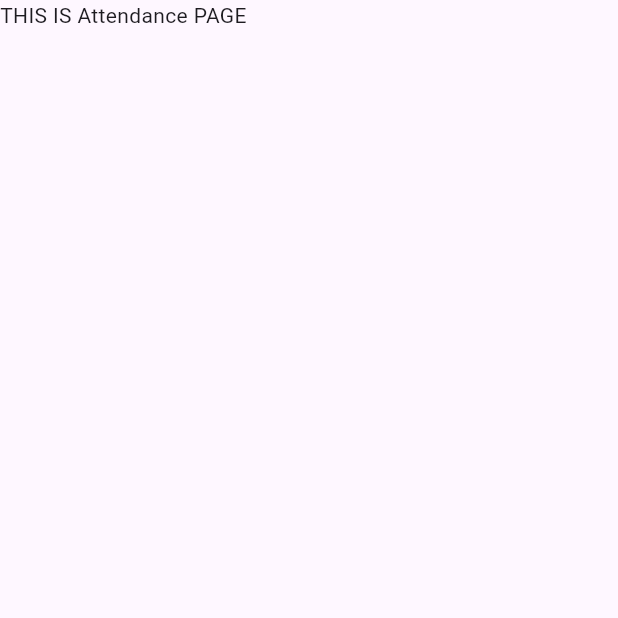
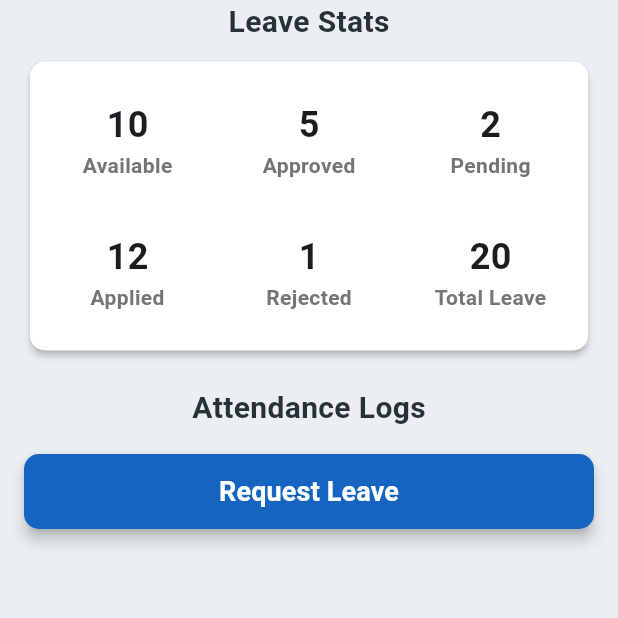
Before and after one commit to Jeswin-J/GeoAttendanceSystem, a Flutter app: the AttendanceScreen screen opened directly, on a phone screen of 412 x 824 dp, the top half of it. Run offline on Flutter 3.47's test engine with Material 3 defaults, Android fonts, the phone set to English and light mode, and no system bars; our stand-ins replace flutter_local_notifications, flutter_map, geolocator, get, iconsax, latlong2 and 3 more; missing offline and left inert: app_settings; accounts and stored records are empty; generated files the repository leaves out were written again.

Commit message:
started attendance page UI

```diff
--- a/client/mobile/mobile_app/lib/src/screens/attendance/attendance_screen.dart
+++ b/client/mobile/mobile_app/lib/src/screens/attendance/attendance_screen.dart
@@ -1,12 +1,79 @@
 import 'package:flutter/material.dart';
+import '../../widgets/button.dart';
+import '../../widgets/leave_stats.dart';
 
 class AttendanceScreen extends StatelessWidget {
   const AttendanceScreen({super.key});
 
   @override
   Widget build(BuildContext context) {
-    return const Scaffold(
-      body: Text("THIS IS Attendance PAGE"),
+    return Scaffold(
+      backgroundColor: Colors.blueGrey.shade50,
+      body: Padding(
+        padding: const EdgeInsets.symmetric(horizontal: 16.0), // Consistent side padding
+        child: Column(
+          children: [
+            // Leave Stats Title aligned to the left
+            Row(
+              mainAxisAlignment: MainAxisAlignment.center,
+              children: [
+                Text(
+                  'Leave Stats',
+                  style: TextStyle(
+                    fontSize: 20, // Font size for the title
+                    color: Colors.blueGrey[900],
+                    fontWeight: FontWeight.bold,
+                  ),
+                ),
+              ],
+            ),
+            SizedBox(height: 8),
+            // Leave Stats Card
+            const LeaveStatsCard(
+              leaveStats: {
+                'Available': '10',
+                'Approved': '5',
+                'Pending': '2',
+                'Applied': '12',
+                'Rejected': '1',
+                'Total Leave': '20',
+              },
+            ),
+            const SizedBox(height: 20), // Add space below the card
+
+            // Attendance Logs Title
+            Text(
+              'Attendance Logs',
+              style: TextStyle(
+                fontSize: 20, // Font size for the title
+                color: Colors.blueGrey[900],
+                fontWeight: FontWeight.bold,
+              ),
+            ),
+            const SizedBox(height: 16), // Add space below the title
+
+            // Request Leave Button
+            Row(
+              mainAxisAlignment: MainAxisAlignment.spaceBetween,
+              children: [
+                Expanded(
+                  child: Button(
+                    text: "Request Leave",
+                    onPressed: () {
+                      print("Availing Leave...");
+                    },
+                    backgroundColor: Colors.blue.shade800,
+                    textColor: Colors.white,
+                    fontSize: 18,
+                    borderRadius: 10,
+                    elevation: 4,
+                  ),
+                ),
+              ],
+            ),
+          ],
+        ),
+      ),
     );
   }
 }
--- /dev/null
+++ b/client/mobile/mobile_app/lib/src/widgets/leave_stats.dart
@@ -0,0 +1,62 @@
+import 'package:flutter/material.dart';
+
+class LeaveStatsCard extends StatelessWidget {
+  final Map<String, String> leaveStats;
+
+  const LeaveStatsCard({super.key, required this.leaveStats});
+
+  @override
+  Widget build(BuildContext context) {
+    return Card(
+      elevation: 2,
+      color: Colors.white,
+      shape: RoundedRectangleBorder(
+        borderRadius: BorderRadius.circular(10),
+      ),
+      child: Padding(
+        padding: const EdgeInsets.symmetric(horizontal: 12.0, vertical: 8.0), // Reduced vertical padding
+        child: Column(
+          crossAxisAlignment: CrossAxisAlignment.start, // Align the title to the left
+          children: [
+            GridView.builder(
+              shrinkWrap: true,
+              physics: NeverScrollableScrollPhysics(), // Prevent scrolling in the grid
+              gridDelegate: const SliverGridDelegateWithFixedCrossAxisCount(
+                crossAxisCount: 3,
+                childAspectRatio: 1.2, // Increased aspect ratio to make the cells more rectangular
+                crossAxisSpacing: 15,
+                mainAxisSpacing: 0,
+              ),
+              itemCount: leaveStats.length,
+              itemBuilder: (context, index) {
+                String key = leaveStats.keys.elementAt(index);
+                String value = leaveStats[key]!;
+
+                return Column(
+                  mainAxisAlignment: MainAxisAlignment.center,
+                  children: [
+                    Text(
+                      value,
+                      style: const TextStyle(
+                        fontSize: 24, // Reduced font size for values
+                        fontWeight: FontWeight.bold,
+                      ),
+                    ),
+                    Text(
+                      key,
+                      style: TextStyle(
+                        fontSize: 14, // Reduced font size for key labels
+                        color: Colors.grey[600],
+                        fontWeight: FontWeight.bold
+                      ),
+                    ),
+                  ],
+                );
+              },
+            ),
+          ],
+        ),
+      ),
+    );
+  }
+}
```
